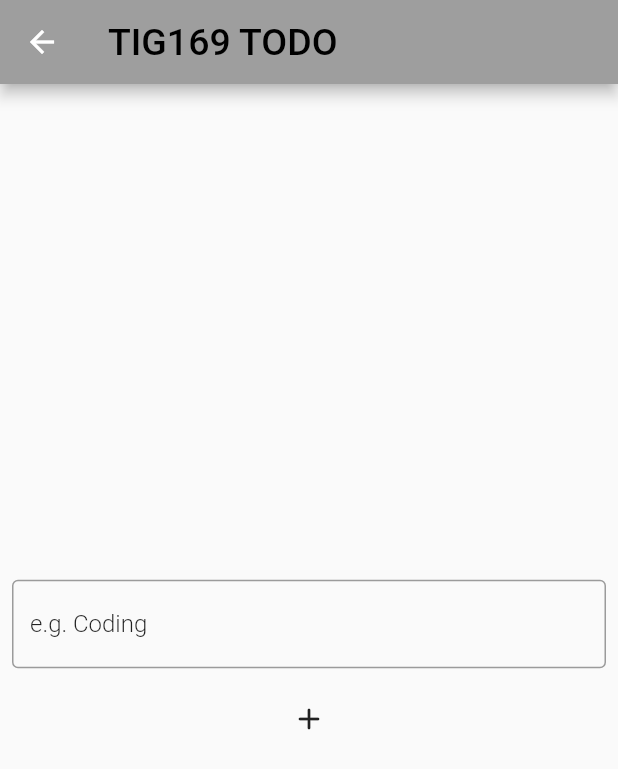
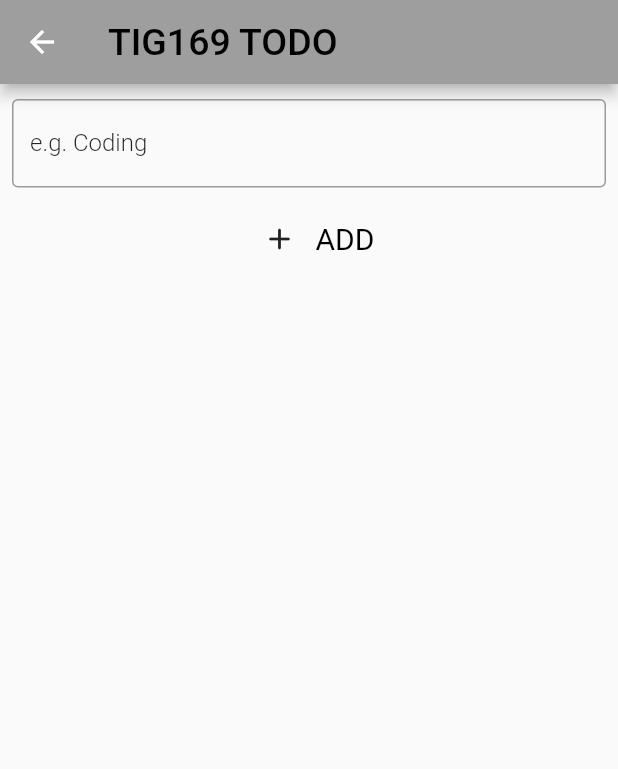
Before and after one commit to gu-tig169/gusjhakjca, a Flutter app: the Page2 screen opened directly, on a phone screen of 412 x 824 dp. Shown: the top 769 px of the screen. Run offline on Flutter 3.47's test engine with Material 2 defaults, Android fonts, the phone set to English and light mode, and no system bars.

Commit message:
States
Diverse ändringar för att ändra tillstånd enligt del 2. Mindre ändringar i layout. Work in progress.

```diff
--- a/lib/main.dart
+++ b/lib/main.dart
@@ -71,7 +71,7 @@ class MainView extends StatelessWidget {
                 Navigator.push(
                     context, MaterialPageRoute(builder: (context) => Page2()));
               },
-              child: Icon(Icons.add_circle_outline),
+              child: Icon(Icons.add_circle),
               backgroundColor: Colors.grey,
             )),
         body: Center(
@@ -106,7 +106,7 @@ class Page2 extends StatelessWidget {
             )),
         body: Center(
             child:
-                Column(mainAxisAlignment: MainAxisAlignment.center, children: [
+                Column(mainAxisAlignment: MainAxisAlignment.start, children: [
           Container(
             height: 10,
           ),
@@ -125,10 +125,19 @@ class Page2 extends StatelessWidget {
           Container(
             height: 10,
           ),
-          IconButton(
-            icon: Icon(Icons.add_rounded),
-            onPressed: () {},
-          ),
+          Row(
+            mainAxisAlignment: MainAxisAlignment.center,
+            children: [
+              IconButton(
+                icon: Icon(Icons.add_rounded),
+                onPressed: () {},
+              ),
+              Text(
+                'ADD',
+                style: TextStyle(color: Colors.black, fontSize: 20),
+              )
+            ],
+          )
         ])));
   }
 }
```
